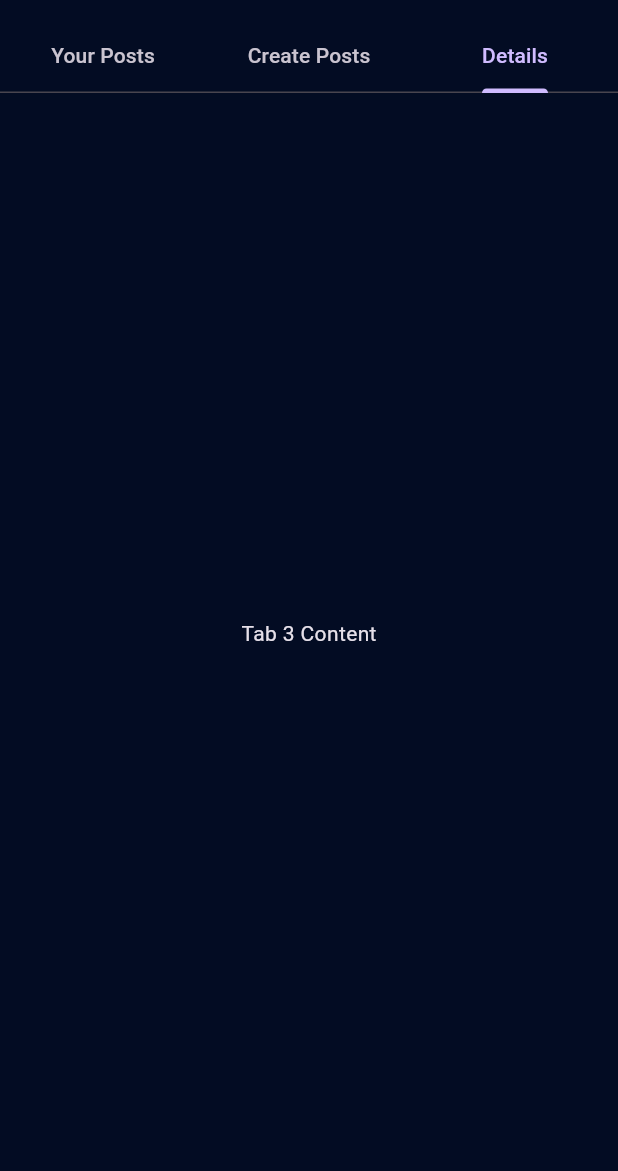
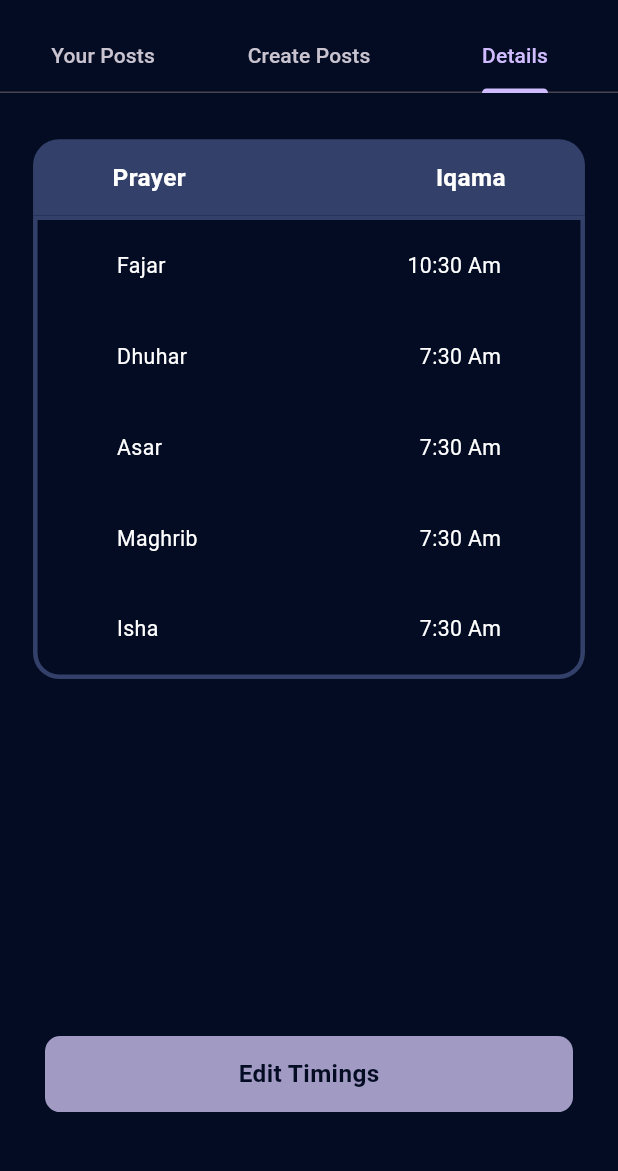
Before and after one commit to usmansiddiqui12321/Time4Taqwa, a Flutter app: the AdminHomePage screen opened directly, tab 3 chosen, on a phone screen of 412 x 824 dp, the part 63-1234 px from its top. Run offline on Flutter 3.47's test engine with Material 3 defaults, Android fonts, the light colour scheme and no system bars; our stand-ins replace dotted_border, flutter_screenutil, geolocator, get, get_storage, google_fonts and 4 more; missing offline and left inert: flutter_stripe; accounts and stored records are empty; project files that could hold a hidden picture were left out.

Commit message:
craete post admin Homepage Update created Detail page

```diff
--- a/lib/views/admin/admin_homepage.dart
+++ b/lib/views/admin/admin_homepage.dart
@@ -1,5 +1,6 @@
 import 'package:time4taqwa/exportall.dart';
 import 'package:time4taqwa/views/admin/create_post.dart';
+import 'package:time4taqwa/views/admin/detail_page.dart';
 import 'package:time4taqwa/views/admin/your_posts.dart';
 
 class AdminHomePage extends StatefulWidget {
@@ -43,12 +44,11 @@ class _AdminHomePageState extends State<AdminHomePage>
           // Content of Tab 1
           YourPosts(tabController: _tabController),
           // Content of Tab 2
-          CreatePost(),
+          const CreatePost(),
 
           // Content of Tab 3
-          Center(
-            child: Text('Tab 3 Content'),
-          ),
+
+          DetailPage()
         ],
       ),
     );
--- a/lib/views/admin/create_post.dart
+++ b/lib/views/admin/create_post.dart
@@ -192,7 +192,7 @@ class _CreatePostState extends State<CreatePost> {
                 maxLines: 1,
                 minLines: 1,
               ),
-              InkWell(
+              GestureDetector(
                 onTap: () {
                   if (images.isEmpty) {
                     CustomWidgets.customsnackbar(
@@ -215,6 +215,7 @@ class _CreatePostState extends State<CreatePost> {
                         message: "Price should be greater than 0",
                         isError: true);
                   } else {
+
                     // setState(() {
                     //   stripeController.makePayment(
                     //       context, pricecontroller.text);
--- /dev/null
+++ b/lib/views/admin/detail_page.dart
@@ -0,0 +1,130 @@
+import 'package:time4taqwa/exportall.dart';
+
+class DetailPage extends StatefulWidget {
+  const DetailPage({super.key});
+
+  @override
+  State<DetailPage> createState() => _DetailPageState();
+}
+
+class _DetailPageState extends State<DetailPage> {
+  @override
+  Widget build(BuildContext context) {
+    return Scaffold(
+      body: Column(children: [
+        30.h.verticalSpace,
+        // 20.h.verticalSpace,
+        Container(
+          height: 50.h,
+          width: Get.width,
+          decoration: BoxDecoration(
+            color: AppColors.drawerColor,
+            borderRadius: BorderRadius.only(
+                topLeft: Radius.circular(17.r),
+                topRight: Radius.circular(17.r)),
+          ),
+          child: Row(
+            mainAxisAlignment: MainAxisAlignment.spaceBetween,
+            children: [
+              // 30.w.horizontalSpace,
+              Text("Prayer",
+                  style: TextStyle(
+                      color: Colors.white,
+                      fontSize: 16.sp,
+                      fontWeight: FontWeight.bold)),
+              // 100.w.horizontalSpace,
+              Text("Iqama",
+                  style: TextStyle(
+                      color: Colors.white,
+                      fontSize: 16.sp,
+                      fontWeight: FontWeight.bold)),
+            ],
+          ).paddingSymmetric(
+            horizontal: 48.w,
+          ),
+        ),
+        Container(
+          decoration: BoxDecoration(
+            // color: AppColors.drawerColor,
+            border: Border.all(color: AppColors.drawerColor, width: 3),
+            borderRadius: BorderRadius.only(
+                bottomLeft: Radius.circular(17.r),
+                bottomRight: Radius.circular(17.r)),
+          ),
+          child: const Column(
+            children: [
+              PrayerIqamaWidget(
+                iqama: "10:30 Am",
+                prayer: "Fajar",
+              ),
+              PrayerIqamaWidget(
+                iqama: "7:30 Am",
+                prayer: "Dhuhar",
+              ),
+              PrayerIqamaWidget(
+                iqama: "7:30 Am",
+                prayer: "Asar",
+              ),
+              PrayerIqamaWidget(
+                iqama: "7:30 Am",
+                prayer: "Maghrib",
+              ),
+              PrayerIqamaWidget(
+                iqama: "7:30 Am",
+                prayer: "Isha",
+              ),
+            ],
+          ),
+        ),
+        30.h.verticalSpace,
+      ]).paddingSymmetric(horizontal: 20.w),
+      floatingActionButton: GestureDetector(
+        onTap: () {},
+        child: Container(
+          width: Get.width,
+          height: 50.h,
+          decoration: BoxDecoration(
+              color: AppColors.lightTextColor,
+              borderRadius: BorderRadius.circular(10.r)),
+          child: Center(
+              child: Text(
+            "Edit Timings",
+            style: TextStyle(
+                fontWeight: FontWeight.bold,
+                color: AppColors.primaryColor,
+                fontSize: 16.sp),
+          )),
+        ).paddingSymmetric(vertical: 40.h, horizontal: 30),
+      ),
+      floatingActionButtonLocation: FloatingActionButtonLocation.centerDocked,
+    );
+  }
+}
+
+class PrayerIqamaWidget extends StatelessWidget {
+  final String prayer, iqama;
+  const PrayerIqamaWidget({
+    super.key,
+    required this.prayer,
+    required this.iqama,
+  });
+
+  @override
+  Widget build(BuildContext context) {
+    return Row(
+      mainAxisAlignment: MainAxisAlignment.spaceBetween,
+      children: [
+        Text(prayer,
+            style: TextStyle(
+              color: Colors.white,
+              fontSize: 14.sp,
+            )),
+        Text(iqama,
+            style: TextStyle(
+              color: Colors.white,
+              fontSize: 14.sp,
+            ))
+      ],
+    ).paddingSymmetric(horizontal: 48.w, vertical: 20.h);
+  }
+}
```
